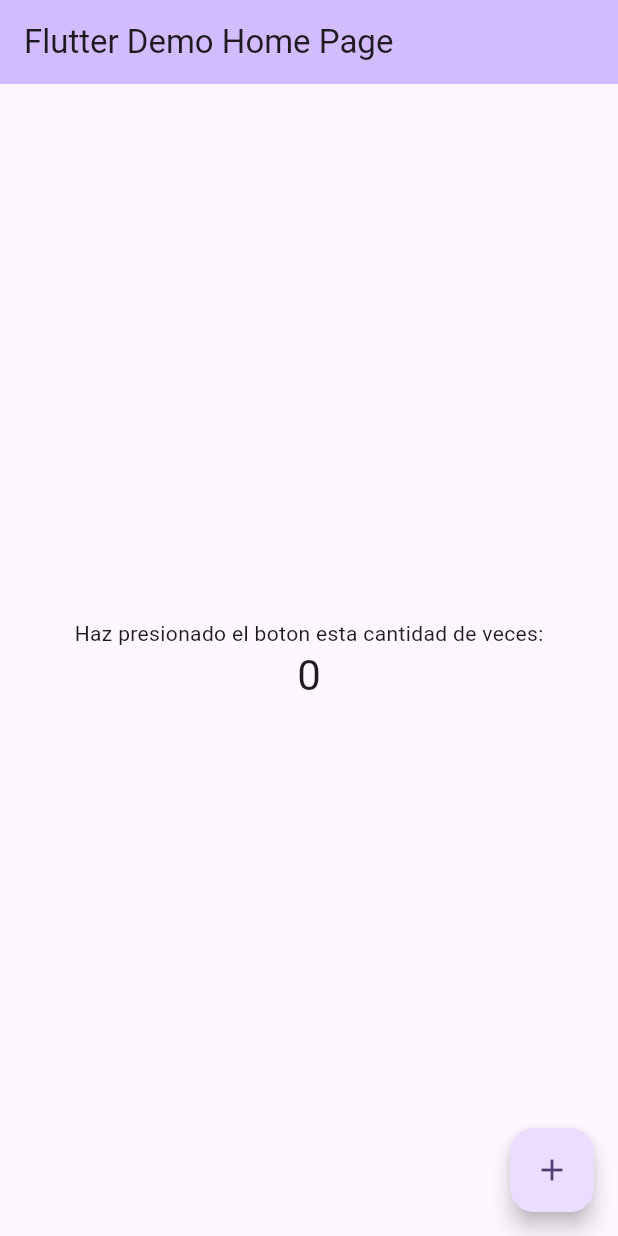
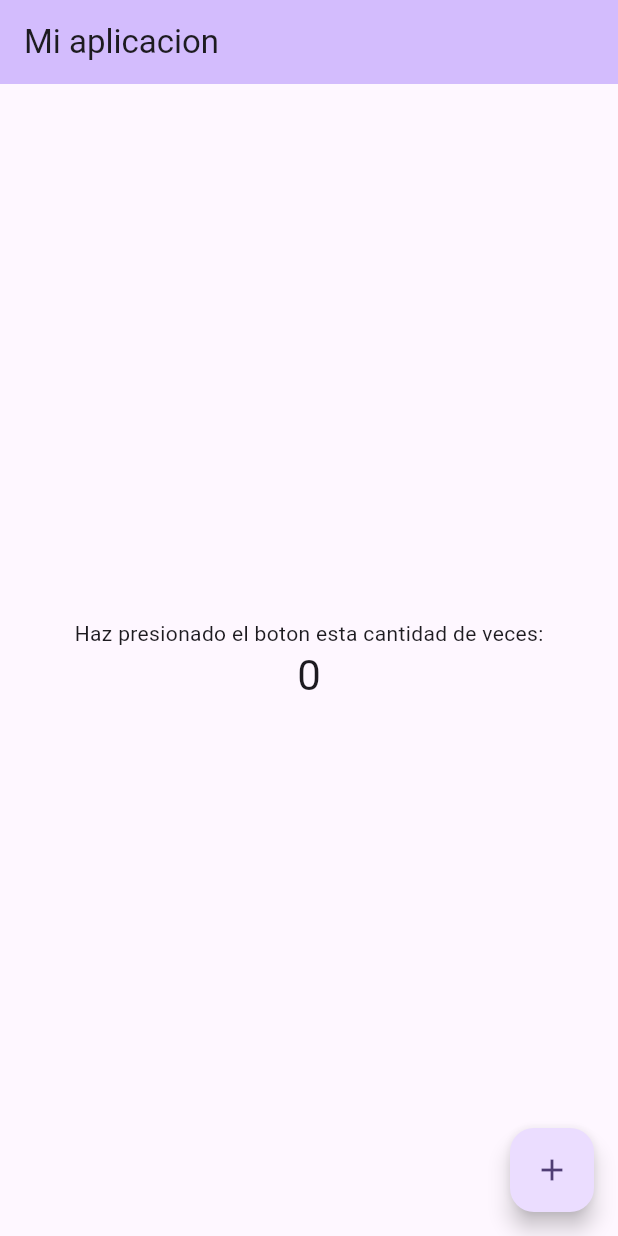
Before and after one commit to IGerardoJR/AppCursoGit, a Flutter app: the screen it shows after launch, on a phone screen of 412 x 824 dp. Run offline on Flutter 3.47's test engine with Material 2 defaults, Android fonts, the phone set to English and light mode, and no system bars.

Commit message:
Se cambio el titulo de la aplicacion

```diff
--- a/lib/main.dart
+++ b/lib/main.dart
@@ -11,7 +11,7 @@ class MyApp extends StatelessWidget {
   @override
   Widget build(BuildContext context) {
     return MaterialApp(
-      title: 'Flutter Demo',
+      title: 'Mi aplicacion',
       theme: ThemeData(
         // This is the theme of your application.
         //
@@ -31,7 +31,7 @@ class MyApp extends StatelessWidget {
         colorScheme: ColorScheme.fromSeed(seedColor: Colors.deepPurple),
         useMaterial3: true,
       ),
-      home: const MyHomePage(title: 'Flutter Demo Home Page'),
+      home: const MyHomePage(title: 'Mi aplicacion'),
     );
   }
 }
```
